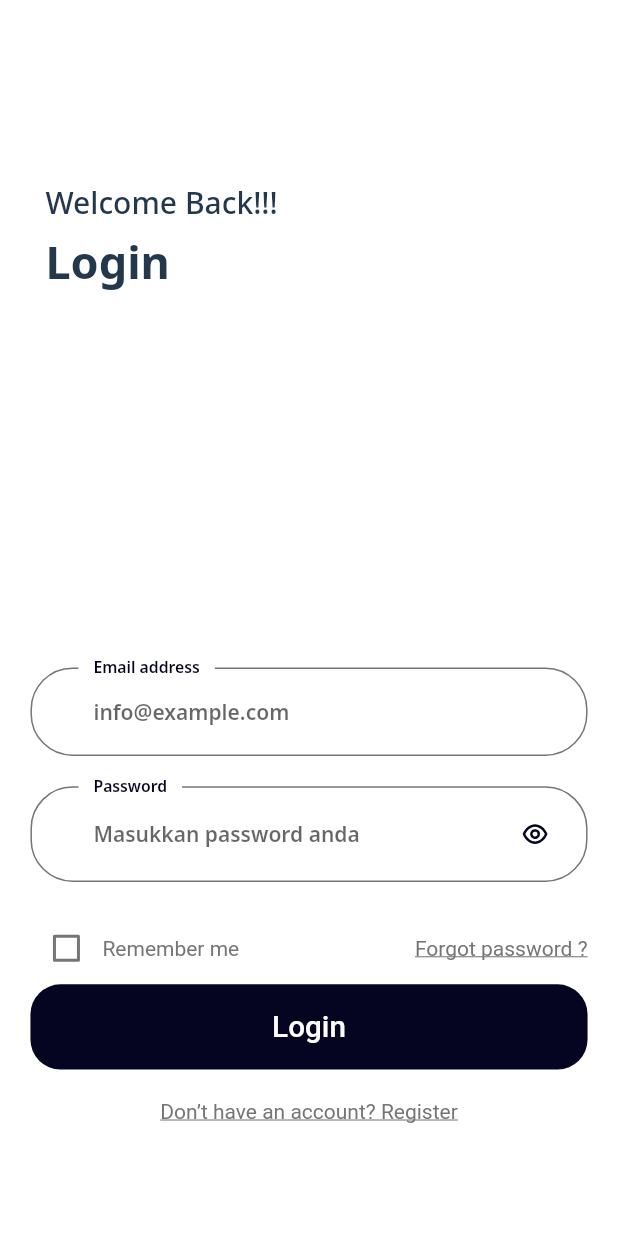
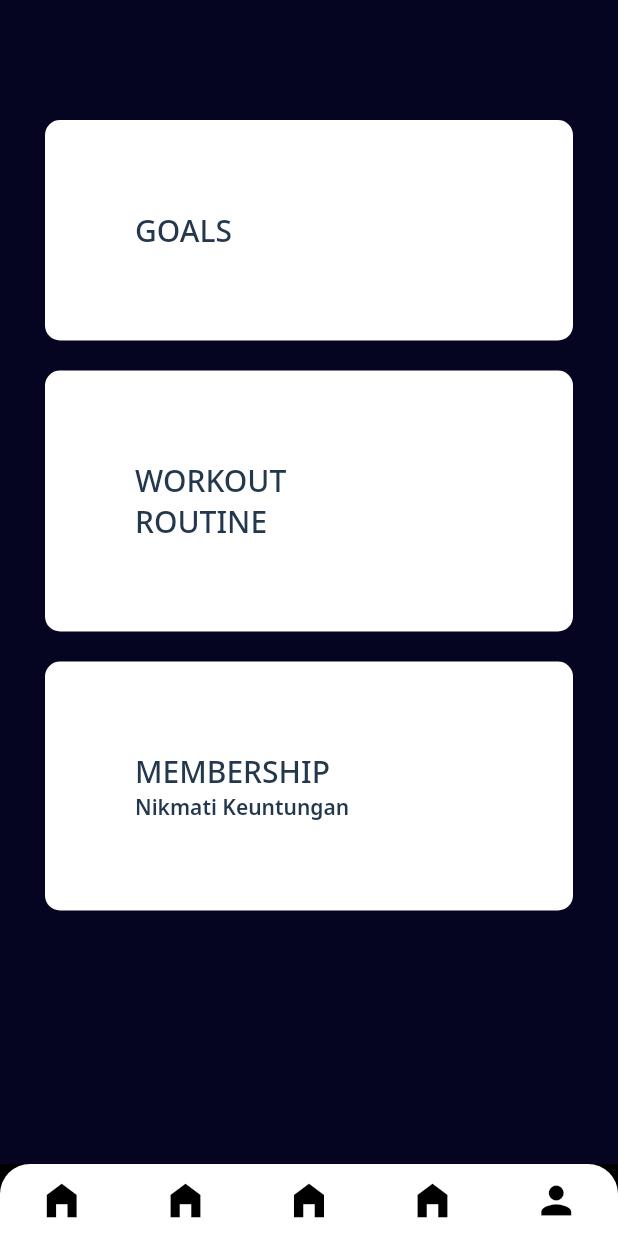
Before and after one commit to PMO-Kel7/Gymhouse, a Flutter app: the loginscreens screen opened by its route, after a tap on "Login", on a phone screen of 412 x 824 dp. Run offline on Flutter 3.47's test engine with Material 2 defaults, Android fonts, the phone set to English and light mode, and no system bars; our stand-ins replace firebase_core, flutter_svg, google_fonts; accounts and stored records are empty; Roboto replaces fonts that are missing (Muli).

Commit message:
add navbar, homepage, fix login form

```diff
--- /dev/null
+++ b/gymhouse_project/lib/Components/HomePages/file_navigation.dart
@@ -0,0 +1,109 @@
+import 'package:flutter/material.dart';
+import 'package:gymhouse_project/Components/HomePages/homepage.dart';
+
+class BtnNavBar extends StatefulWidget {
+
+  @override
+  _BottomNavBarState createState() => _BottomNavBarState();
+}
+
+class _BottomNavBarState extends State<BtnNavBar> {
+  int _currentIndex = 0;
+
+  late final List<Widget> _pages;
+
+  @override
+  void initState() {
+    _pages = [
+      homepage(),
+    ];
+    super.initState();
+  }
+int selectPage =0;
+
+  @override
+  Widget build(BuildContext context) {
+    return Scaffold(
+      backgroundColor: Colors.black,
+      body: _pages[_currentIndex],
+      bottomNavigationBar: Container(
+        // color: Colors.transparent,
+          decoration: const BoxDecoration(
+              color: Colors.white,
+              borderRadius: BorderRadius.only(
+                  topRight: Radius.circular(20), topLeft: Radius.circular(20))),
+          child: Row(
+            mainAxisAlignment: MainAxisAlignment
+                .spaceAround, //supaya untuk memberikan jarak antar tombol
+            children: [
+              IconButton(
+                onPressed: () {
+                  setState(() {
+                    selectPage = 0;
+                  });
+                },
+                icon: Icon(
+                  Icons.home_filled,
+                  size: 30,
+                  color: Colors.black,
+                ), //Menambahkan ikon tombol Home
+              ), //Menambahkan tombol
+              //ikon tombol home
+              IconButton(
+                onPressed: () {
+                  setState(() {
+                    selectPage = 1;
+                  });
+                },
+                icon: Icon(
+                  Icons.home_filled,
+                  size: 30,
+                  color: Colors.black,
+                ), //Menambahkan ikon tombol Home
+              ), //Menambahkan tombol
+              //ikon tombol home
+              IconButton(
+                onPressed: () {
+                  setState(() {
+                    selectPage = 2;
+                  });
+                },
+                icon: Icon(
+                  Icons.home_filled,
+                  size: 30,
+                  color: Colors.black,
+                ), //Menambahkan ikon tombol Home
+              ), //Menambahkan tombol
+              //ikon tombol home
+              IconButton(
+                onPressed: () {
+                  setState(() {
+                    selectPage = 3;
+                  });
+                },
+                icon: Icon(
+                  Icons.home_filled,
+                  size: 30,
+                  color: Colors.black,
+                ), //Menambahkan ikon tombol Home
+              ), //Menambahkan tombol
+              //ikon tombol home
+              IconButton(
+                onPressed: () {
+                  setState(() {
+                    selectPage = 4;
+                  });
+                },
+                icon: Icon(
+                  Icons.person,
+                  size: 30,
+                  color: Colors.black,
+                ), //Menambahkan ikon tombol Setting
+              ), //Menambahkan tombol
+            ],
+          ),
+        )
+        //menambah tombol home dan tombol setting
+);
+}
+}
--- /dev/null
+++ b/gymhouse_project/lib/Components/HomePages/homepage.dart
@@ -0,0 +1,87 @@
+import 'package:flutter/material.dart';
+import 'package:gymhouse_project/utils/constant.dart';
+
+class homepage extends StatelessWidget {
+  const homepage({super.key});
+
+  @override
+  Widget build(BuildContext context) {
+    return Scaffold(
+      backgroundColor: Color(0xFF050522),
+      body: Padding(
+        padding: EdgeInsets.all(20),
+        child: Column(
+          crossAxisAlignment: CrossAxisAlignment.stretch,
+          children: [
+            SizedBox(
+              height: 60,
+            ),
+            Container(
+              margin: EdgeInsets.only(left: 10, right: 10),
+              padding: EdgeInsets.all(60.0),
+              decoration: BoxDecoration(
+                  color: Colors.white,
+                  borderRadius: BorderRadius.circular(10.0)),
+              child: Column(
+                mainAxisAlignment: MainAxisAlignment.start,
+                crossAxisAlignment: CrossAxisAlignment.start,
+                children: [
+                  Text(
+                    'GOALS',
+                    textAlign: TextAlign.start,
+                    style: mTitleStyle,
+                  )
+                ],
+              ),
+            ),
+            SizedBox(
+              height: 20,
+            ),
+            Container(
+              margin: EdgeInsets.only(left: 10, right: 10),
+              padding: EdgeInsets.all(60.0),
+              decoration: BoxDecoration(
+                  color: Colors.white,
+                  borderRadius: BorderRadius.circular(10.0)),
+              child: Column(
+                mainAxisAlignment: MainAxisAlignment.start,
+                crossAxisAlignment: CrossAxisAlignment.start,
+                children: [
+                  Text(
+                    'WORKOUT\nROUTINE',
+                    textAlign: TextAlign.start,
+                    style: mTitleStyle,
+                  )
+                ],
+              ),
+            ),
+            SizedBox(
+              height: 20,
+            ),
+            Container(
+              margin: EdgeInsets.only(left: 10, right: 10),
+              padding: EdgeInsets.all(60.0),
+              decoration: BoxDecoration(
+                  color: Colors.white,
+                  borderRadius: BorderRadius.circular(10.0)),
+              child: Column(
+                mainAxisAlignment: MainAxisAlignment.start,
+                crossAxisAlignment: CrossAxisAlignment.start,
+                children: [
+                  Text(
+                    'MEMBERSHIP',
+                    style: mTitleStyle,
+                  ),
+                  Text(
+                    'Nikmati Keuntungan',
+                    style: mTitle2,
+                  )
+                ],
+              ),
+            )
+          ],
+        ),
+      ),
+    );
+  }
+}
--- a/gymhouse_project/lib/Components/Login/loginform.dart
+++ b/gymhouse_project/lib/Components/Login/loginform.dart
@@ -1,4 +1,6 @@
 import 'package:flutter/material.dart';
+import 'package:gymhouse_project/Components/HomePages/file_navigation.dart';
+import 'package:gymhouse_project/Components/HomePages/homepage.dart';
 import 'package:gymhouse_project/Components/custom_surfix_icon.dart';
 import 'package:gymhouse_project/Components/default_button_custom_color.dart';
 import 'package:gymhouse_project/Screens/Register/registerscreens.dart';
@@ -54,7 +56,9 @@ class _SignInform extends State<SignInform> {
           DefaultButtonCustomeColor(
             color: kPrimaryColor,
             text: "Login",
-            press: () {},
+            press: () {
+              Navigator.push(context, MaterialPageRoute(builder: (context) => BtnNavBar()));
+            },
           ),
           SizedBox(
             height: 20,
@@ -78,27 +82,10 @@ class _SignInform extends State<SignInform> {
     return TextFormField(
       controller: txtEmailAddress,
       keyboardType: TextInputType.emailAddress,
-      style: mTitleStyle2,
+      style: mTitleStyle,
       decoration: InputDecoration(
         labelText: 'Email address',
         hintText: 'info@example.com',
-        labelStyle: TextStyle(
-          color: focusNode.hasFocus ? mSubtitleColor : kPrimaryColor),
-          floatingLabelBehavior: FloatingLabelBehavior.always,
-          // suffixIcon: CustomSurffixIcon(
-          //   svgIcon: "assets/icons/Eye.svg",
-            ),
-    );
-  }
-
-  TextFormField buildPassword() {
-    return TextFormField(
-      controller: txtPassword,
-      obscureText: true,
-      style: mTitleStyle2,
-      decoration: InputDecoration(
-        labelText: 'Password',
-        hintText: 'Masukkan password anda',
         labelStyle: TextStyle(
           color: focusNode.hasFocus ? mSubtitleColor : kPrimaryColor),
           floatingLabelBehavior: FloatingLabelBehavior.always,
@@ -107,4 +94,21 @@ class _SignInform extends State<SignInform> {
             )),
     );
   }
+
+  TextFormField buildPassword() {
+    return TextFormField(
+      controller: txtPassword,
+      obscureText: true,
+      style: mTitleStyle,
+      decoration: InputDecoration(
+        labelText: '',
+        hintText: 'Masukkan password anda',
+        labelStyle: TextStyle(
+          color: focusNode.hasFocus ? mSubtitleColor : kPrimaryColor),
+          floatingLabelBehavior: FloatingLabelBehavior.always,
+          suffixIcon: CustomSurffixIcon(
+            svgIcon: "assets/icons/Lock.svg",
+            )),
+    );
+  }
 }
```
